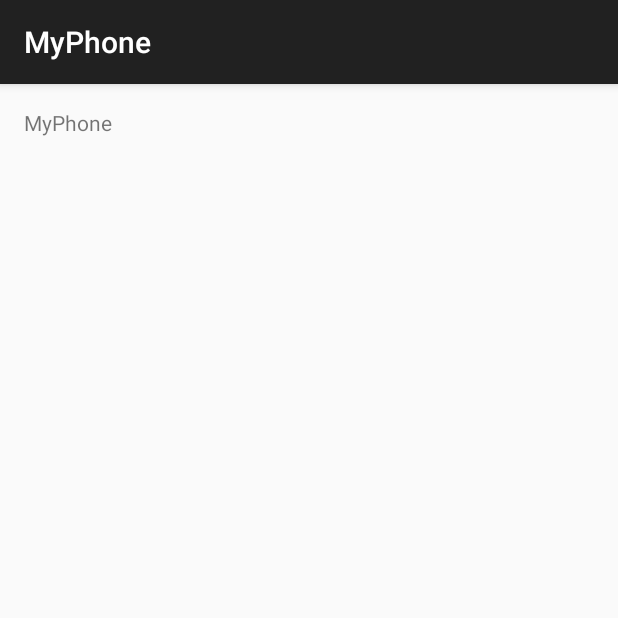
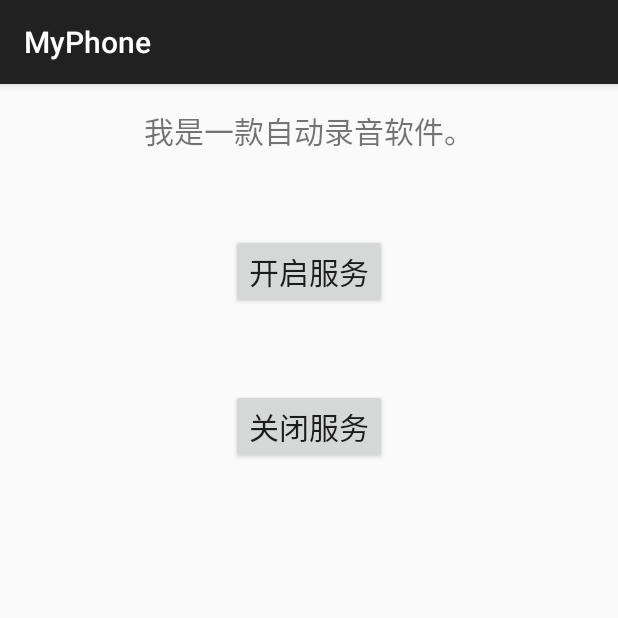
Before and after one commit to chenls/MyPhone, an Android app: the screen it shows after launch (MainActivity), on a phone screen of 412 x 824 dp, the top half of it. Run offline under Robolectric (Android 15) with nearby library versions, the phone set to English and light mode, and no system bars.

Commit message:
增加开启和关闭服务功能

```diff
--- a/app/src/main/java/com/chenls/myphone/MainActivity.java
+++ b/app/src/main/java/com/chenls/myphone/MainActivity.java
@@ -4,6 +4,8 @@ import android.content.Intent;
 import android.os.Bundle;
 import android.support.v7.app.AppCompatActivity;
 import android.util.Log;
+import android.view.View;
+import android.widget.Toast;
 
 public class MainActivity extends AppCompatActivity {
 
@@ -15,5 +17,18 @@ public class MainActivity extends AppCompatActivity {
         this.startService(service);
         Log.i("hh", "MainActivity");
     }
+    public void open(View view){
+
+        Intent service = new Intent(this, PhoneService.class);
+        this.startService(service);
+        Toast.makeText(this, "已开启录音功能，哈哈哈", Toast.LENGTH_LONG).show();
+    }
+    public void close(View view){
+
+        Intent service = new Intent(this, PhoneService.class);
+        stopService(service);
+        Toast.makeText(this, "已关闭录音功能，嘿嘿嘿", Toast.LENGTH_LONG).show();
+    }
+
 
 }
--- a/app/src/main/java/com/chenls/myphone/PhoneService.java
+++ b/app/src/main/java/com/chenls/myphone/PhoneService.java
@@ -8,6 +8,7 @@ import android.os.IBinder;
 import android.telephony.PhoneStateListener;
 import android.telephony.TelephonyManager;
 import android.util.Log;
+import android.widget.Toast;
 
 import java.io.File;
 import java.text.SimpleDateFormat;
@@ -21,6 +22,7 @@ public class PhoneService extends Service {
 
     @Override
     public void onDestroy() {
+        Toast.makeText(this, "亲爱的，再见了", Toast.LENGTH_LONG).show();
 //        //清空缓存目录下的所有文件
 //        File[] files = getCacheDir().listFiles();
 //        if(files != null){
@@ -36,6 +38,7 @@ public class PhoneService extends Service {
     @Override
     public void onCreate() {
         Log.i("hh", "Service");
+        Toast.makeText(this, "亲爱的，我来了", Toast.LENGTH_LONG).show();
         TelephonyManager tm = (TelephonyManager) getSystemService(TELEPHONY_SERVICE);
         tm.listen(new TelListener(), PhoneStateListener.LISTEN_CALL_STATE);
         super.onCreate();
--- a/app/src/main/res/layout/activity_main.xml
+++ b/app/src/main/res/layout/activity_main.xml
@@ -9,8 +9,34 @@
     tools:context=".MainActivity">
 
     <TextView
+        android:id="@+id/textView"
         android:layout_width="wrap_content"
         android:layout_height="wrap_content"
-        android:text="@string/hello_world" />
+        android:layout_alignParentTop="true"
+        android:layout_centerHorizontal="true"
+        android:text="@string/hello_world"
+        android:textSize="20sp" />
+
+    <Button
+        android:id="@+id/button"
+        android:layout_width="wrap_content"
+        android:layout_height="wrap_content"
+        android:layout_below="@+id/textView"
+        android:layout_centerHorizontal="true"
+        android:layout_marginTop="54dp"
+        android:onClick="open"
+        android:text="开启服务"
+        android:textSize="20sp" />
+
+    <Button
+        android:id="@+id/button2"
+        android:layout_width="wrap_content"
+        android:layout_height="wrap_content"
+        android:layout_below="@+id/button"
+        android:layout_centerHorizontal="true"
+        android:layout_marginTop="53dp"
+        android:onClick="close"
+        android:text="关闭服务"
+        android:textSize="20sp" />
 
 </RelativeLayout>
--- a/app/src/main/res/values/strings.xml
+++ b/app/src/main/res/values/strings.xml
@@ -1,6 +1,6 @@
 <resources>
     <string name="app_name">MyPhone</string>
 
-    <string name="hello_world">MyPhone</string>
+    <string name="hello_world">我是一款自动录音软件。</string>
     <string name="action_settings">Settings</string>
 </resources>
```
